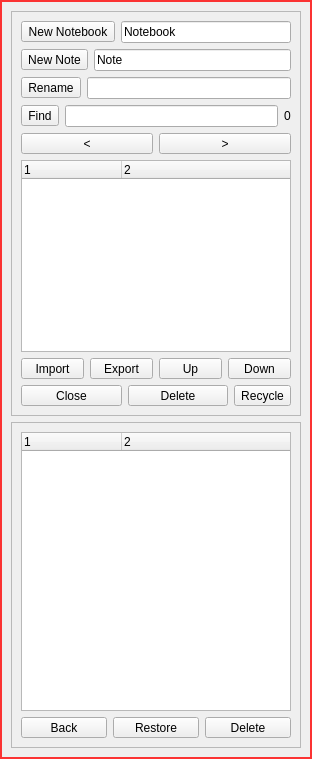
First picture: the form in src/NotesList.ui, repository ic005k/Knot-Legacy, before the edit.
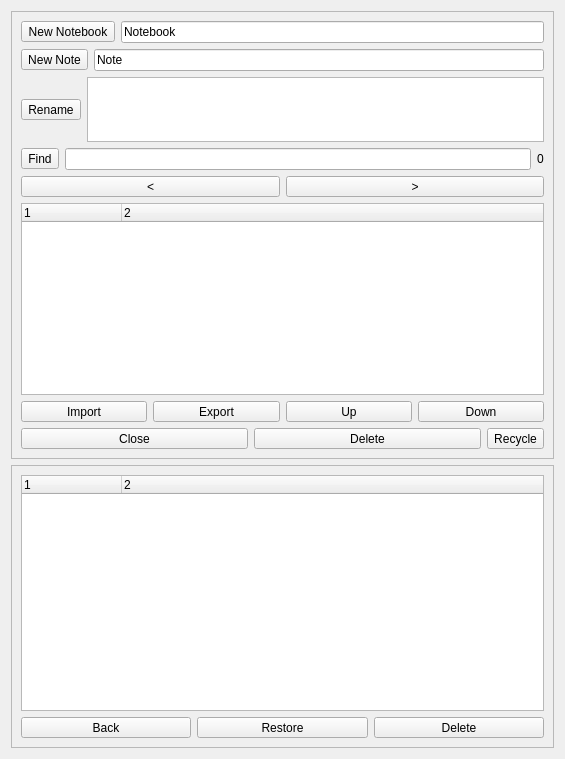
Second picture: the form after the edit. Icons and pictures are not drawn.

Commit message: Redesigned the notes feature.

Diff of the .ui file:
```diff
--- a/src/NotesList.ui
+++ b/src/NotesList.ui
@@ -6,7 +6,7 @@
    <rect>
     <x>0</x>
     <y>0</y>
-    <width>312</width>
+    <width>565</width>
     <height>759</height>
    </rect>
   </property>
@@ -17,9 +17,10 @@
    <string notr="true">QDialog{	
 	/*background-color: rgb(255, 25, 25);*/	
 	/*border-image:url(:/res/b.png);	*/
-	border-style:solid;						
+
+	/*border-style:solid;						
 	border-width:2px;						
-	border-color:rgb(251, 51, 51);		
+	border-color:rgb(251, 51, 51); */		
 
 }</string>
   </property>
@@ -121,9 +122,18 @@
          </widget>
         </item>
         <item>
-         <widget class="QLineEdit" name="editName">
-          <property name="clearButtonEnabled">
-           <bool>false</bool>
+         <widget class="QTextEdit" name="editName">
+          <property name="minimumSize">
+           <size>
+            <width>0</width>
+            <height>65</height>
+           </size>
+          </property>
+          <property name="maximumSize">
+           <size>
+            <width>16777215</width>
+            <height>65</height>
+           </size>
           </property>
          </widget>
         </item>
```
The commit also changes 6 other files.
